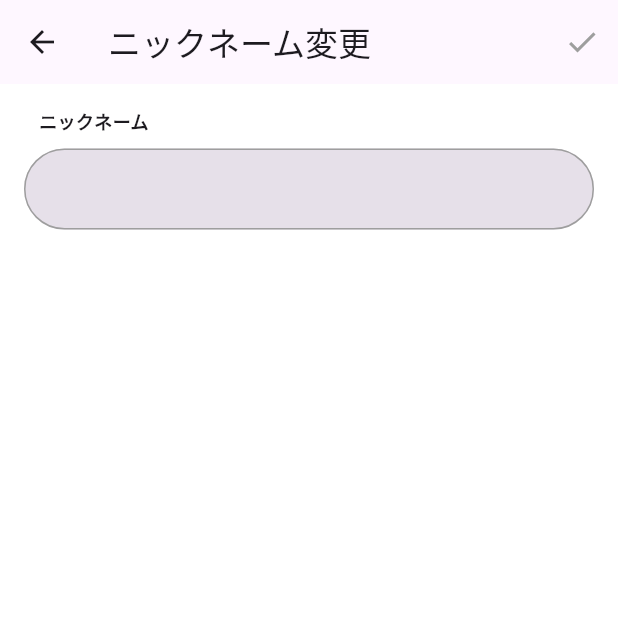
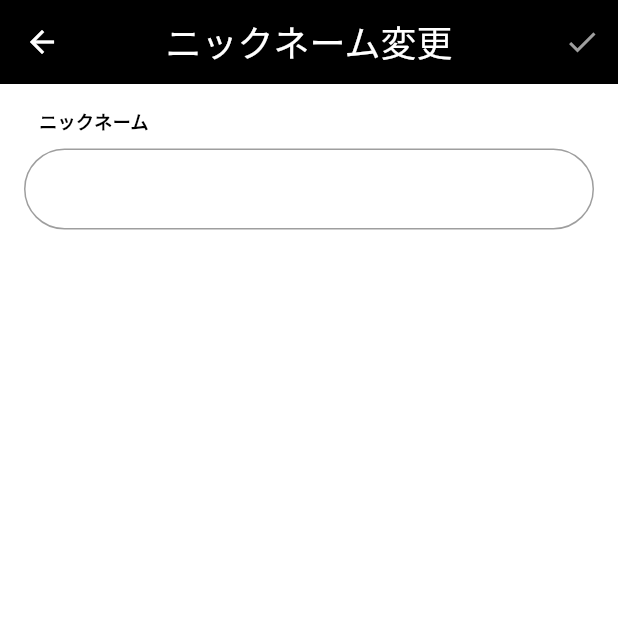
Before and after one commit to hspark15429/uniberry2, a Flutter app: the EditProfileView screen opened directly, on a phone screen of 412 x 824 dp, the top half of it. Run offline on Flutter 3.47's test engine with Material 3 defaults, Android fonts, the phone set to English and light mode, and no system bars; our stand-ins replace bloc, cached_network_image, cloud_firestore, dartz, equatable, firebase_auth and 10 more; missing offline and left inert: algolia_helper_flutter, any_link_preview, firebase_ui_auth, typesense; accounts and stored records are empty.

Commit message:
colours change

```diff
--- /dev/null
+++ b/lib/core/common/widgets/title_text.dart
@@ -0,0 +1,19 @@
+import 'package:flutter/material.dart';
+
+class TitleText extends StatelessWidget {
+  const TitleText({
+    required this.text,
+    super.key,
+  });
+  final String text;
+
+  @override
+  Widget build(BuildContext context) {
+    return Text(
+      text,
+      style: const TextStyle(
+        fontSize: 24,
+      ),
+    );
+  }
+}
--- a/lib/core/res/colours.dart
+++ b/lib/core/res/colours.dart
@@ -1,4 +1,6 @@
 import 'dart:ui';
+
+import 'package:flutter/material.dart';
 
 class Colours {
   const Colours._();
@@ -69,4 +71,22 @@ class Colours {
   static const currentUserChatBubbleColourDarker = Color(0xFF1976D2);
 
   static const otherUserChatBubbleColourDarker = Color(0xFFE0E0E0);
+
+  static const int _blackPrimaryValue = 0xFF000000;
+
+  static const MaterialColor primaryBlack = MaterialColor(
+    _blackPrimaryValue,
+    <int, Color>{
+      50: Color(0xFFFFFFFF),
+      100: Color(0xFFFFFFFF),
+      200: Color(0xFFFFFFFF),
+      300: Color(0xFF000000),
+      400: Color(0xFF000000),
+      500: Color(_blackPrimaryValue),
+      600: Color(0xFF000000),
+      700: Color(0xFF000000),
+      800: Color(0xFF000000),
+      900: Color(0xFF000000),
+    },
+  );
 }
--- a/lib/src/auth/presentation/views/sign_in_screen.dart
+++ b/lib/src/auth/presentation/views/sign_in_screen.dart
@@ -40,7 +40,6 @@ class _SignInScreenState extends State<SignInScreen> {
   @override
   Widget build(BuildContext context) {
     return Scaffold(
-      appBar: AppBar(),
       backgroundColor: Colors.white,
       extendBodyBehindAppBar: true,
       body: BlocConsumer<AuthenticationCubit, AuthenticationState>(
--- a/lib/src/auth/presentation/views/sign_up_screen.dart
+++ b/lib/src/auth/presentation/views/sign_up_screen.dart
@@ -39,7 +39,6 @@ class _SignUpScreenState extends State<SignUpScreen> {
   @override
   Widget build(BuildContext context) {
     return Scaffold(
-      appBar: AppBar(),
       extendBodyBehindAppBar: true,
       backgroundColor: Colors.white,
       body: BlocConsumer<AuthenticationCubit, AuthenticationState>(
--- a/lib/src/forum/presentation/views/post_details_view.dart
+++ b/lib/src/forum/presentation/views/post_details_view.dart
@@ -4,6 +4,7 @@ import 'package:flutter/material.dart';
 import 'package:flutter_bloc/flutter_bloc.dart';
 import 'package:iconly/iconly.dart';
 import 'package:uniberry/core/common/views/loading_view.dart';
+import 'package:uniberry/core/common/widgets/title_text.dart';
 import 'package:uniberry/core/providers/user_provider.dart';
 import 'package:uniberry/core/utils/core_utils.dart';
 import 'package:uniberry/src/comment/domain/entities/comment.dart';
@@ -68,7 +69,7 @@ class _PostDetailsViewState extends State<PostDetailsView> {
       builder: (context, state) {
         return Scaffold(
           appBar: AppBar(
-            title: Text(widget.post.title),
+            title: TitleText(text: widget.post.title),
             actions: [
               if (context.read<UserProvider>().user!.uid == widget.post.uid)
                 IconButton(
--- a/lib/src/profile/presentation/views/edit_profile_view.dart
+++ b/lib/src/profile/presentation/views/edit_profile_view.dart
@@ -3,6 +3,7 @@ import 'package:flutter/material.dart';
 import 'package:flutter_bloc/flutter_bloc.dart';
 import 'package:provider/provider.dart';
 import 'package:uniberry/core/common/providers/tab_navigator.dart';
+import 'package:uniberry/core/common/widgets/title_text.dart';
 import 'package:uniberry/core/enums/update_user_enum.dart';
 import 'package:uniberry/core/providers/user_provider.dart';
 import 'package:uniberry/core/utils/core_utils.dart';
@@ -60,9 +61,7 @@ class _EditProfileViewState extends State<EditProfileView> {
                 context.read<TabNavigator>().pop();
               },
             ),
-            title: const Text(
-              'ニックネーム変更',
-            ),
+            title: const TitleText(text: 'ニックネーム変更'),
             actions: [
               IconButton(
                 icon: state is AuthenticationLoading
@@ -75,9 +74,7 @@ class _EditProfileViewState extends State<EditProfileView> {
                           fullNameController.addListener(() => refresh(() {}));
                           return Icon(
                             Icons.check,
-                            color: nothingChanged
-                                ? Colors.grey
-                                : Colors.blueAccent,
+                            color: nothingChanged ? Colors.grey : Colors.black,
                           );
                         },
                       ),
--- a/lib/src/profile/presentation/widgets/profile_header.dart
+++ b/lib/src/profile/presentation/widgets/profile_header.dart
@@ -19,6 +19,7 @@ class ProfileHeader extends StatelessWidget {
             : provider.user!.profilePic;
         return Column(
           children: [
+            const SizedBox(height: 16),
             CircleAvatar(
               radius: 50,
               backgroundImage: image != null
@@ -32,7 +33,6 @@ class ProfileHeader extends StatelessWidget {
               style: const TextStyle(
                 fontWeight: FontWeight.w600,
                 fontSize: 24,
-                color: Colors.black, // 이름 텍스트 색상을 검정색으로 설정
               ),
             ),
             if (provider.user?.bio != null &&
```
Also changed, not shown: lib/main.dart (+18 -2 lines), lib/src/forum/presentation/views/add_post_view.dart (+8 -19 lines), lib/src/forum/presentation/widgets/forum_app_bar.dart (+3 -5 lines), lib/src/profile/presentation/views/profile_view.dart (+9 -28 lines), lib/src/profile/presentation/widgets/profile_body.dart (+2 -16 lines), lib/src/timetable/presentation/views/newViews/timetable_view.dart (+6 -14 lines).
